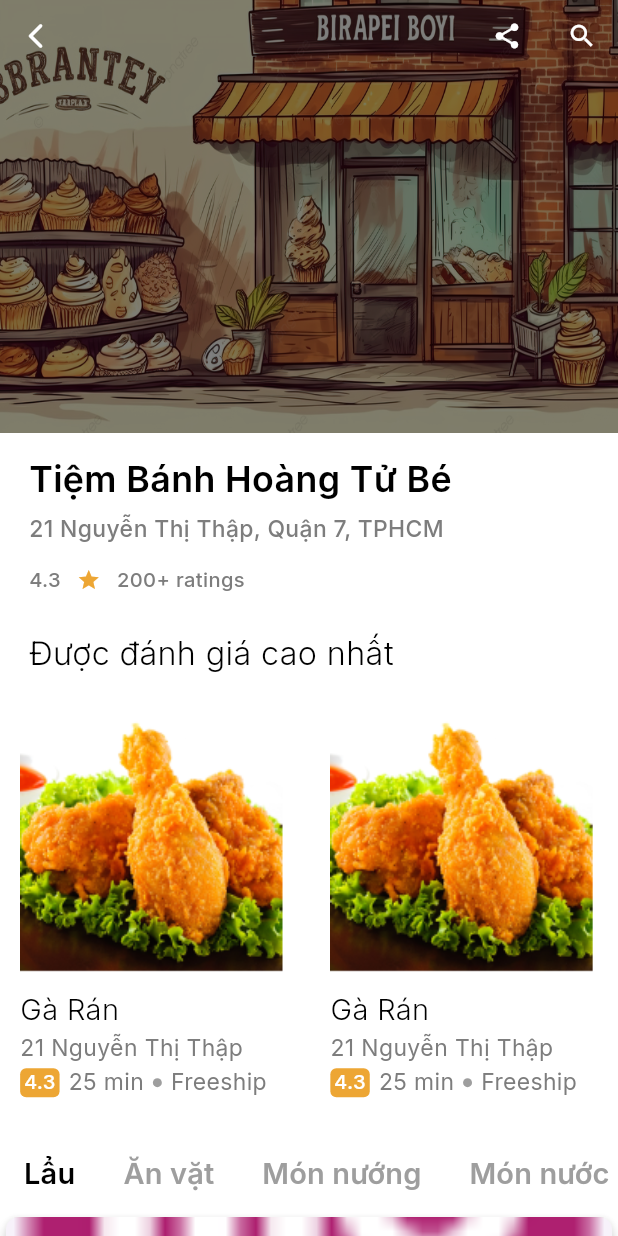
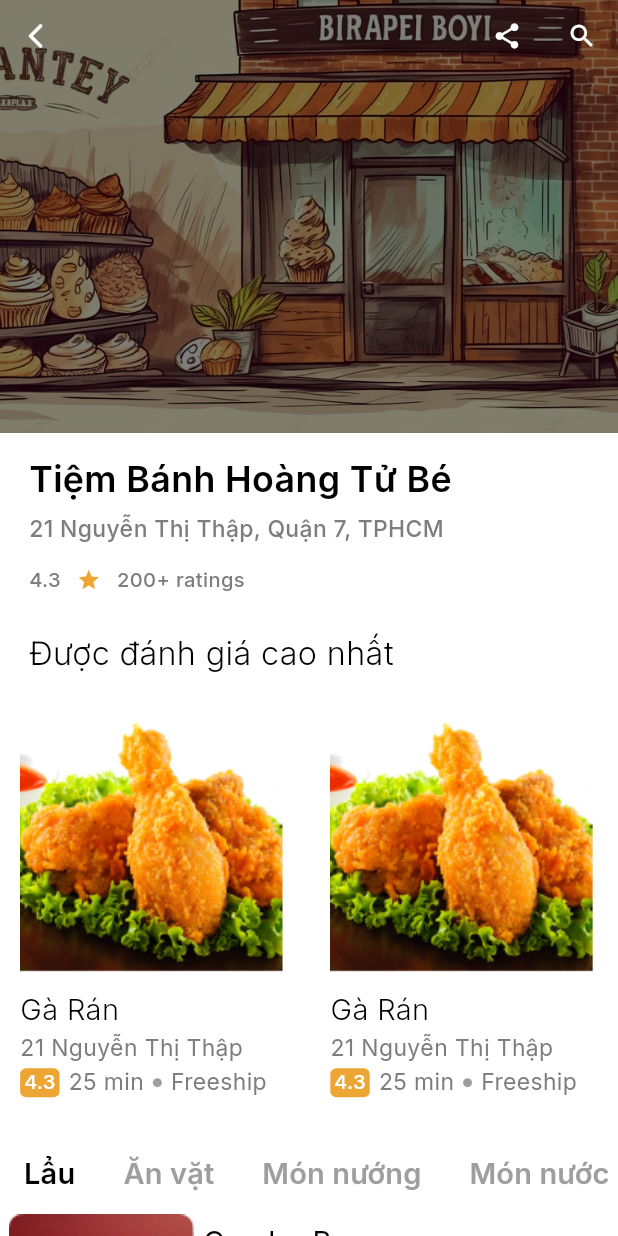
Before and after one commit to QuaiAng/All-Food, a Flutter app: the Detailshopscreen screen opened by its route, on a phone screen of 412 x 824 dp. Run offline on Flutter 3.47's test engine with Material 3 defaults, Android fonts, the phone set to English and light mode, and no system bars; our stand-ins replace animated_splash_screen, flutter_slidable, google_fonts, lottie, pinput, sizer and 1 more.

Commit message:
commit before merging

```diff
--- a/fastfoodapp/lib/main.dart
+++ b/fastfoodapp/lib/main.dart
@@ -8,6 +8,7 @@ import 'package:fastfoodapp/presentation/states/editinfoviewmodel.dart';
 import 'package:fastfoodapp/presentation/states/forgotpasswordviewmodel.dart';
 import 'package:fastfoodapp/presentation/states/loginviewmodel.dart';
 import 'package:fastfoodapp/presentation/states/orderstatusviewmodel.dart';
+import 'package:fastfoodapp/presentation/states/paymentviewmodel.dart';
 import 'package:fastfoodapp/presentation/states/provider.dart';
 import 'package:fastfoodapp/presentation/states/registerviewmodel.dart';
 import 'package:fastfoodapp/presentation/states/settingviewmodel.dart';
@@ -33,6 +34,7 @@ void main() {
         ChangeNotifierProvider(create: (_) => Verifyotpviewmodel()),
         ChangeNotifierProvider(create: (_) => Settingviewmodel()),
         ChangeNotifierProvider(create: (_) => Addressviewmodel()),
+        ChangeNotifierProvider(create: (_) => Paymentviewmodel()),
       ],
       child: const MainApp(),
     ),
--- a/fastfoodapp/lib/presentation/pages/detailshopscreen.dart
+++ b/fastfoodapp/lib/presentation/pages/detailshopscreen.dart
@@ -1,4 +1,3 @@
-import 'package:fastfoodapp/main.dart';
 import 'package:fastfoodapp/presentation/widgets/productinshop.dart';
 import 'package:fastfoodapp/res/size.dart';
 import 'package:fastfoodapp/res/styles.dart';
@@ -187,18 +186,20 @@ class Detailshopscreenn_State extends State<Detailshopscreen>
                         0.5, // Chiều cao tùy chỉnh
                     child: TabBarView(
                       controller: _tabController,
-                      // children: const [
-                      //   Center(child: Text("Lẩu")),
-                      //   Center(child: Text("Ăn vặt")),
-                      //   Center(child: Text("Món nướng")),
-                      //   Center(child: Text("Món nước")),
-                      //   Center(child: Text("Mì")),
-                      //   Center(child: Text("Nước uống")),
-                      // ],
                       children: List.generate(
                         6,
                         (index) {
-                          return const Productinshop();
+                          return ListView.builder(
+                            shrinkWrap: true,
+                            itemCount: 5,
+                            itemBuilder: (context, index) {
+                              return Padding(
+                                padding:
+                                    EdgeInsets.symmetric(horizontal: 10.sp),
+                                child: Productinshop(),
+                              );
+                            },
+                          );
                         },
                       ),
                     ),
--- a/fastfoodapp/lib/presentation/pages/homescreen.dart
+++ b/fastfoodapp/lib/presentation/pages/homescreen.dart
@@ -3,7 +3,6 @@ import 'package:fastfoodapp/presentation/widgets/restaurant.dart';
 import 'package:fastfoodapp/res/colors.dart';
 import 'package:fastfoodapp/res/size.dart';
 import 'package:fastfoodapp/res/styles.dart';
-import 'package:flutter/foundation.dart';
 import 'package:google_fonts/google_fonts.dart';
 import 'package:flutter/material.dart';
 import 'package:sizer/sizer.dart';
--- a/fastfoodapp/lib/presentation/pages/mainscreen.dart
+++ b/fastfoodapp/lib/presentation/pages/mainscreen.dart
@@ -1,7 +1,7 @@
 import 'package:fastfoodapp/presentation/pages/cartscreen.dart';
 import 'package:fastfoodapp/presentation/pages/homescreen.dart';
 import 'package:fastfoodapp/presentation/pages/loginscreen.dart';
-import 'package:fastfoodapp/presentation/pages/orderstatusscreen.dart';
+import 'package:fastfoodapp/presentation/pages/searchscreen.dart';
 import 'package:fastfoodapp/presentation/pages/settingscreen.dart';
 import 'package:fastfoodapp/presentation/states/provider.dart';
 import 'package:fastfoodapp/presentation/widgets/bottomappbar.dart';
@@ -28,7 +28,7 @@ class Mainscreen extends StatelessWidget {
             address:
                 "749 Huynh Tan Phat, Phu Thua, Quan 7, Thanh Pho Ho Chi Minh",
           ),
-          Loginscreen(),
+          Searchscreen(),
           Cartscreen(),
           SettingScreen(
             email: "caohoaian@gmail.com",
--- a/fastfoodapp/lib/presentation/pages/paymentmethodscreen.dart
+++ b/fastfoodapp/lib/presentation/pages/paymentmethodscreen.dart
@@ -3,7 +3,6 @@ import 'package:fastfoodapp/res/images.dart';
 import 'package:fastfoodapp/res/size.dart';
 import 'package:fastfoodapp/res/styles.dart';
 import 'package:flutter/material.dart';
-import 'package:google_fonts/google_fonts.dart';
 import 'package:sizer/sizer.dart';
 
 class Paymentmethodscreen extends StatelessWidget {
--- a/fastfoodapp/lib/presentation/pages/registerscreen.dart
+++ b/fastfoodapp/lib/presentation/pages/registerscreen.dart
@@ -220,7 +220,7 @@ class Registerscreen extends StatelessWidget {
                 ElevatedButton(
                     style: ElevatedButton.styleFrom(
                         side: const BorderSide(
-                            color: AppColors.placeholderColor, width: 0.5),
+                            color: AppColors.placeholderColor, width: 1),
                         backgroundColor: Colors.white,
                         shape: RoundedRectangleBorder(
                             borderRadius: BorderRadius.circular(8))),
--- a/fastfoodapp/lib/presentation/pages/searchscreen.dart
+++ b/fastfoodapp/lib/presentation/pages/searchscreen.dart
@@ -70,7 +70,7 @@ class Searchscreen extends StatelessWidget {
                   style: StylesOfWidgets.textStyle1(
                       fs: SizeOfWidget.sizeOfH1, fw: FontWeight.w500)),
               SizedBox(
-                height: 25.sp,
+                height: 15.sp,
               ),
               GridView.builder(
                 physics: const NeverScrollableScrollPhysics(),
--- a/fastfoodapp/lib/presentation/pages/settingscreen.dart
+++ b/fastfoodapp/lib/presentation/pages/settingscreen.dart
@@ -339,7 +339,7 @@ class SettingScreen extends StatelessWidget {
                 shape: RoundedRectangleBorder(
                   borderRadius: BorderRadius.circular(8.0),
                 ),
-                padding: EdgeInsets.symmetric(vertical: 20.sp),
+                padding: EdgeInsets.symmetric(vertical: 15.sp),
               ),
               onPressed: () {
                 print("Đăng xuất");
@@ -352,7 +352,7 @@ class SettingScreen extends StatelessWidget {
               child: Text(
                 'ĐĂNG XUẤT',
                 style: StylesOfWidgets.textStyle1(
-                    fs: SizeOfWidget.sizeOfH2,
+                    fs: SizeOfWidget.sizeOfH3,
                     clr: AppColors.primaryColor,
                     fw: FontWeight.w600),
               ),
--- a/fastfoodapp/lib/presentation/pages/verifyotpscreen.dart
+++ b/fastfoodapp/lib/presentation/pages/verifyotpscreen.dart
@@ -1,5 +1,3 @@
-import 'package:fastfoodapp/app_router.dart';
-import 'package:fastfoodapp/presentation/states/provider.dart';
 import 'package:fastfoodapp/presentation/states/verifyotpviewmodel.dart';
 import 'package:fastfoodapp/presentation/widgets/buttonlogin.dart';
 import 'package:fastfoodapp/res/colors.dart';
--- a/fastfoodapp/lib/presentation/widgets/advertisement.dart
+++ b/fastfoodapp/lib/presentation/widgets/advertisement.dart
@@ -24,13 +24,15 @@ class Listimageindicator extends StatelessWidget {
             child: ColorFiltered(
               colorFilter: ColorFilter.mode(
                 isShop
-                  ? Colors.black.withOpacity(0.5) // Màu đen với độ trong suốt khi `isShop` là true
-                  : Colors.black.withOpacity(0), // Không làm tối khi `isShop` là false
+                    ? Colors.black.withOpacity(
+                        0.5) // Màu đen với độ trong suốt khi `isShop` là true
+                    : Colors.black
+                        .withOpacity(0), // Không làm tối khi `isShop` là false
                 BlendMode.darken,
               ),
               child: Image.asset(
                 images[index],
-                fit: BoxFit.fill, // Điều chỉnh cách hiển thị ảnh
+                fit: BoxFit.cover, // Điều chỉnh cách hiển thị ảnh
               ),
             ),
           );
--- a/fastfoodapp/lib/presentation/widgets/productinshop.dart
+++ b/fastfoodapp/lib/presentation/widgets/productinshop.dart
@@ -1,63 +1,76 @@
+import 'package:fastfoodapp/main.dart';
 import 'package:fastfoodapp/res/colors.dart';
 import 'package:fastfoodapp/res/images.dart';
+import 'package:fastfoodapp/res/size.dart';
+import 'package:fastfoodapp/res/styles.dart';
+import 'package:fastfoodapp/utils/formatmoney.dart';
 import 'package:flutter/material.dart';
+import 'package:sizer/sizer.dart';
 
 class Productinshop extends StatelessWidget {
   const Productinshop({super.key});
 
   @override
   Widget build(BuildContext context) {
-    return Card(
-      elevation: 4.0,
-      shape: RoundedRectangleBorder(
-        borderRadius: BorderRadius.circular(8.0),
+    return Padding(
+      padding: const EdgeInsets.symmetric(vertical: 2),
+      child: Container(
+        child: Row(
+          crossAxisAlignment: CrossAxisAlignment.center,
+          children: [
+            Expanded(
+              flex: 1,
+              child: Image.asset(
+                Imagepath.food,
+                fit: BoxFit.cover,
               ),
-      child: Column(
-        crossAxisAlignment: CrossAxisAlignment.start,
-        children: [
-          Image.asset(
-            Imagepath.iconMoMo,
-            fit: BoxFit.cover,
-            height: 150.0,
-            width: double.infinity,
             ),
-          Padding(
-            padding: EdgeInsets.all(16.0),
+            SizedBox(
+              width: 10.sp,
+            ),
+            Expanded(
+                flex: 2,
                 child: Column(
                   crossAxisAlignment: CrossAxisAlignment.start,
                   children: [
                     Text(
-                  'Bánh Kẹp Kem',
-                  style: TextStyle(
-                    fontSize: 18.0,
-                    fontWeight: FontWeight.bold,
+                      "Combo Burger",
+                      style: StylesOfWidgets.textStyle1(
+                          fs: SizeOfWidget.sizeOfH1, fw: FontWeight.w400),
+                    ),
+                    Padding(
+                      padding: EdgeInsets.symmetric(vertical: 10.sp),
+                      child: Text(
+                        "Shortbread, chocolate turtle cookies, and red velvet.",
+                        style: StylesOfWidgets.textStyle1(
+                            fs: SizeOfWidget.sizeOfH2, fw: FontWeight.w300),
                       ),
                     ),
-                SizedBox(height: 8.0),
                     Text(
-                  'Shortbread, chocolate turtle\ncookies, and red velvet.',
-                  style: TextStyle(
-                    fontSize: 14.0,
-                    color: Colors.grey[600],
+                      Formatmoney.formatCurrency(56000),
+                      softWrap: true,
+                      style: StylesOfWidgets.textStyle1(
+                          fs: SizeOfWidget.sizeOfH3,
+                          fw: FontWeight.w700,
+                          clr: AppColors.primaryColor),
+                    ),
+                  ],
+                )),
+            InkWell(
+              onTap: () {},
+              child: Container(
+                decoration: BoxDecoration(
+                  borderRadius: BorderRadius.circular(4),
+                  color: AppColors.primaryColor,
+                ),
+                child: const Icon(
+                  Icons.add,
+                  color: AppColors.backgroundColor,
                 ),
               ),
-                SizedBox(height: 8.0),
-                Divider(
-                  color: Colors.grey[300],
-                  thickness: 1.0,
-                ),
-                SizedBox(height: 8.0),
-                Text(
-                  '56,000',
-                  style: TextStyle(
-                    fontSize: 16.0,
-                    fontWeight: FontWeight.bold,
-                  ),
-                ),
+            )
           ],
         ),
-          ),
-        ],
       ),
     );
   }
--- a/fastfoodapp/lib/presentation/widgets/restaurant.dart
+++ b/fastfoodapp/lib/presentation/widgets/restaurant.dart
@@ -40,7 +40,7 @@ class Restaurant extends StatelessWidget {
         crossAxisAlignment: CrossAxisAlignment.start,
         children: [
           Padding(
-            padding: EdgeInsets.all(20.sp),
+            padding: EdgeInsets.symmetric(horizontal: 10.sp, vertical: 15.sp),
             child: Column(
               crossAxisAlignment: CrossAxisAlignment.center,
               children: [
--- a/fastfoodapp/lib/res/images.dart
+++ b/fastfoodapp/lib/res/images.dart
@@ -2,8 +2,9 @@ class Imagepath {
   static const String iconGoogle = 'assets/images/icongoogle.png';
   static const String iconVoucher = 'assets/images/voucher.png';
   static const String animatedSplash = 'assets/animation/splashscreen.json';
-  static const String burger = 'assets/images/icon.png';
+  static const String burger = 'assets/images/bg.png';
   static const String iconMoMo = 'assets/images/momo_icon.png';
   static const String iconCash = 'assets/images/cash_icon.png';
   static const String imageShop = 'assets/images/hoangtubeshop.png';
+  static const String food = 'assets/images/food.png';
 }
```
Also changed, not shown: fastfoodapp/lib/presentation/pages/loginscreen.dart (+5 -2 lines), fastfoodapp/lib/presentation/pages/paymentscreen.dart (+14 -17 lines), fastfoodapp/lib/presentation/states/cartviewmodel.dart (+0 -39 lines), fastfoodapp/lib/presentation/states/paymentviewmodel.dart (added, +16 -0 lines), fastfoodapp/lib/presentation/widgets/topfooditem.dart (+10 -5 lines). Lines whose indentation alone changed are shown as unchanged.
